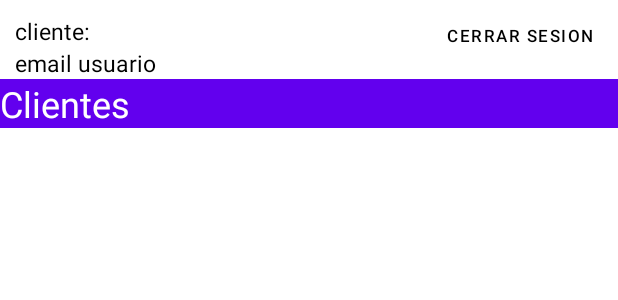
After one commit to nicocth/Reflejos, an Android app: the layout activity_client.xml on its own in the app's theme, with its tools: preview values and no code run, on a phone screen of 412 x 824 dp. The commit adds this screen. Shown: the top 300 px of the screen. Run offline under Robolectric (Android 15) with nearby library versions, the phone set to English and light mode, and no system bars.

Commit message:
ClientActivity implementada.

```diff
--- a/app/src/main/AndroidManifest.xml
+++ b/app/src/main/AndroidManifest.xml
@@ -12,6 +12,9 @@
         android:supportsRtl="true"
         android:theme="@style/Theme.Reflejos"
         tools:targetApi="31">
+        <activity
+            android:name=".ClientActivity"
+            android:exported="false" />
         <activity
             android:name=".RunTrainingActivity"
             android:exported="false" />
--- a/app/src/main/java/com/example/reflejos/EntrenadorFragment.java
+++ b/app/src/main/java/com/example/reflejos/EntrenadorFragment.java
@@ -39,7 +39,7 @@ public class EntrenadorFragment extends Fragment {
         clientsButton.setOnClickListener(new View.OnClickListener() {
             @Override
             public void onClick(View v) {
-                startActivity(new Intent(getActivity(), ClientsActivity.class));
+                startActivity(new Intent(getActivity(), ClientActivity.class));
             }
         });
 
--- /dev/null
+++ b/app/src/main/res/layout/activity_client.xml
@@ -0,0 +1,37 @@
+<?xml version="1.0" encoding="utf-8"?>
+<androidx.constraintlayout.widget.ConstraintLayout xmlns:android="http://schemas.android.com/apk/res/android"
+    xmlns:app="http://schemas.android.com/apk/res-auto"
+    xmlns:tools="http://schemas.android.com/tools"
+    android:id="@+id/main"
+    android:layout_width="match_parent"
+    android:layout_height="match_parent"
+    tools:context=".ClientActivity">
+
+    <include layout="@layout/header_layout"
+        android:id="@+id/headerLayout"
+
+        android:layout_width="match_parent"
+        android:layout_height="wrap_content" />
+
+    <TextView
+        android:id="@+id/recordTitleTextView"
+        android:layout_width="match_parent"
+        android:layout_height="wrap_content"
+        android:text="Clientes"
+        android:textSize="24sp"
+        android:background="@color/purple_500"
+        android:textColor="#FFFFFF"
+        app:layout_constraintTop_toBottomOf="@id/headerLayout"
+        app:layout_constraintStart_toStartOf="parent"
+        app:layout_constraintEnd_toEndOf="parent" />
+
+    <ListView
+        android:id="@+id/list"
+        android:layout_width="match_parent"
+        android:layout_height="wrap_content"
+        android:divider="#CCCCCC"
+        android:dividerHeight="1dp"
+        app:layout_constraintTop_toBottomOf="@id/recordTitleTextView"
+        app:layout_constraintStart_toStartOf="parent"
+        app:layout_constraintEnd_toEndOf="parent" />
+</androidx.constraintlayout.widget.ConstraintLayout>
```
Also changed, not shown: app/src/main/java/com/example/reflejos/ClientActivity.java (added, +169 -0 lines), app/src/main/java/com/example/reflejos/ClientsActivity.java (deleted, +0 -7 lines), app/src/main/res/drawable/user.png (added).
